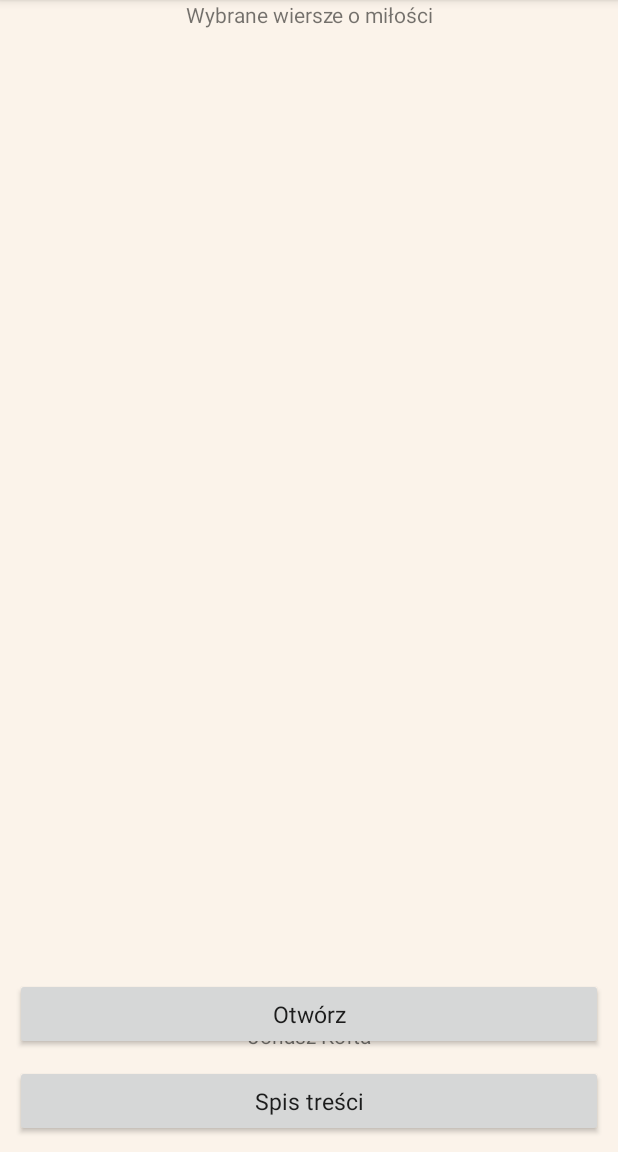
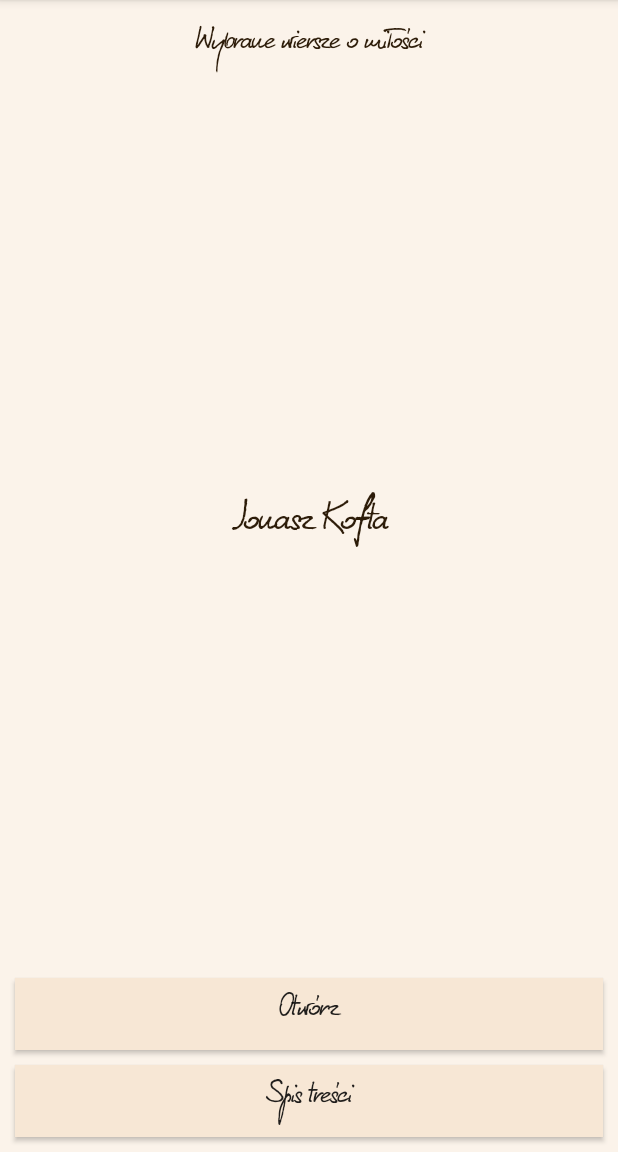
Before and after one commit to DeTheTurquoise/ProductFactory, an Android app: the screen it shows after launch (MainActivity), on a phone screen of 412 x 824 dp, the part 84-1236 px from its top. Run offline under Robolectric (Android 15) with nearby library versions, the phone set to English and light mode, and no system bars.

Commit message:
ToC implemented

```diff
--- a/app/build.gradle
+++ b/app/build.gradle
@@ -29,4 +29,6 @@ dependencies {
     testImplementation 'junit:junit:4.12'
     androidTestImplementation 'com.android.support.test:runner:1.0.2'
     androidTestImplementation 'com.android.support.test.espresso:espresso-core:3.0.2'
+
+    compile 'com.android.support:recyclerview-v7:27.1.1'
 }
--- a/app/src/main/res/layout/activity_main.xml
+++ b/app/src/main/res/layout/activity_main.xml
@@ -16,19 +16,26 @@
         app:layout_constraintRight_toRightOf="parent"
         app:layout_constraintTop_toTopOf="parent"
 
-        android:textAlignment="center"/>
+        android:textAlignment="center"
+
+        android:textColor="@color/fontColor"
+        style="@style/StandardText"/>
 
     <TextView
         android:id="@+id/main_text"
         android:layout_width="match_parent"
-        android:layout_height="wrap_content"
+        android:layout_height="0dp"
 
         app:layout_constraintLeft_toLeftOf="parent"
         app:layout_constraintRight_toRightOf="parent"
-        app:layout_constraintBottom_toBottomOf="@id/button_start"
+        app:layout_constraintBottom_toTopOf="@id/button_start"
+        app:layout_constraintTop_toBottomOf="@+id/title_text"
 
         android:textAlignment="center"
-        android:gravity="center"/>
+        android:gravity="center"
+
+        android:textColor="@color/fontColor"
+        style="@style/TitleText"/>
 
     <Button
         android:id="@+id/button_start"
@@ -42,6 +49,7 @@
         app:layout_constraintLeft_toLeftOf="parent"
         app:layout_constraintRight_toRightOf="parent"
 
+        android:background="@color/colorPrimary"
         style="@style/ButtonStyle"/>
 
     <Button
@@ -56,6 +64,7 @@
         app:layout_constraintLeft_toLeftOf="parent"
         app:layout_constraintRight_toRightOf="parent"
 
+        android:background="@color/colorPrimary"
         style="@style/ButtonStyle"/>
 
 
--- a/app/src/main/res/values/colors.xml
+++ b/app/src/main/res/values/colors.xml
@@ -6,5 +6,7 @@
 
     <color name="colorBackground">#fbf3ea</color>
     <color name="fontColor">#2d1c09</color>
+    <color name="fontColorLight">#3d260c</color>
+    <color name="fontColorExtraLight">#4e300f</color>
 
 </resources>
--- a/app/src/main/res/values/styles.xml
+++ b/app/src/main/res/values/styles.xml
@@ -8,22 +8,25 @@
     </style>
 
     <style name="StandardText" parent="AppTheme">
-        <item name="android:textSize">15dp</item>
+        <item name="android:textSize">30dp</item>
         <item name="android:layout_margin">10dp</item>
+        <item name="android:fontFamily">@font/handwriting</item>
     </style>
 
     <style name="TitleText" parent="StandardText">
-        <item name="android:textSize">25dp</item>
-        <item name="android:fontFamily">monospace</item>
-        <item name="android:height">50dp</item>
+        <item name="android:textSize">40dp</item>
+        <item name="android:fontStyle">italic</item>
+        <item name="android:height">55dp</item>
+        <item name="android:textAlignment">center</item>
     </style>
 
     <style name="ButtonStyle" parent="StandardText">
         <item name="android:textAlignment">center</item>
-        <item name="android:panelColorBackground">#FFFFFF</item>
+        <item name="android:gravity">center_vertical</item>
     </style>
 
     <style name="TwoButtons" parent="ButtonStyle">
+        <item name="android:textSize">20dp</item>
         <item name="android:width">100dp</item>
     </style>
 
```
Also changed, not shown: app/src/main/java/dmm/productfactory/activities/StoryActivity.java (+8 -1 lines), app/src/main/java/dmm/productfactory/activities/TocActivity.java (+41 -1 lines), app/src/main/java/dmm/productfactory/jsonObjects/JsonParser.java (+8 -0 lines), app/src/main/java/dmm/productfactory/recyclerView/TocAdapter.java (added, +78 -0 lines), app/src/main/res/layout/activity_toc.xml (added, +17 -0 lines), app/src/main/res/layout/story_layout.xml (+11 -3 lines), app/src/main/res/layout/story_toc_list_element.xml (added, +11 -0 lines), app/src/main/res/font/handwriting.ttf (added).
